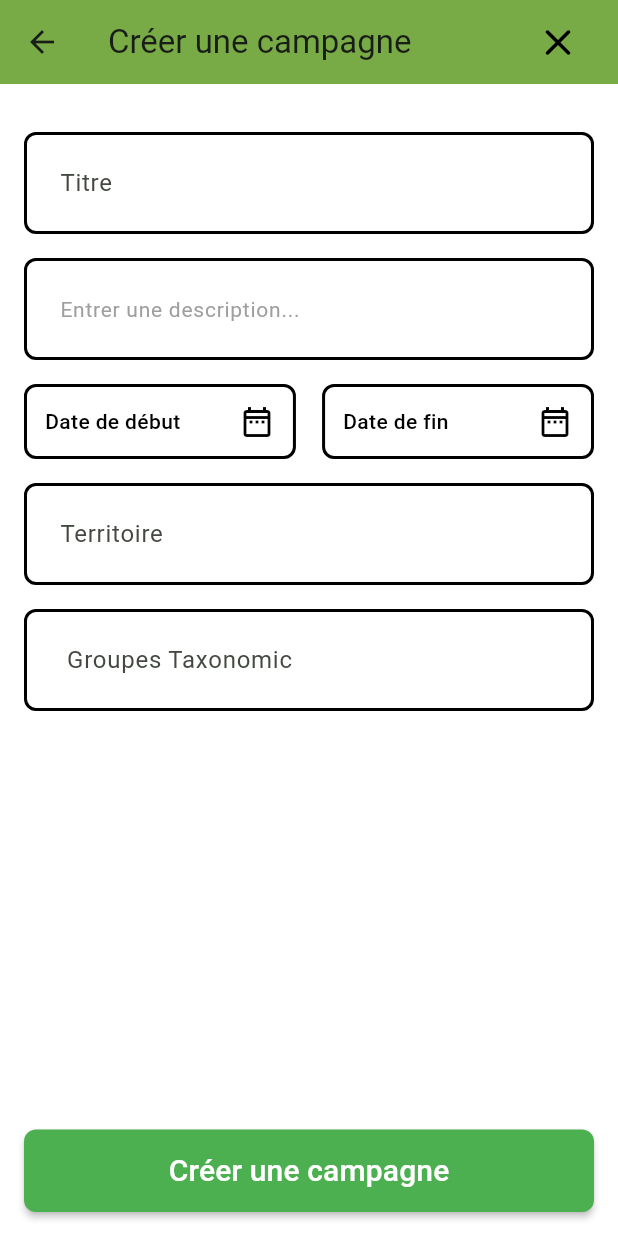
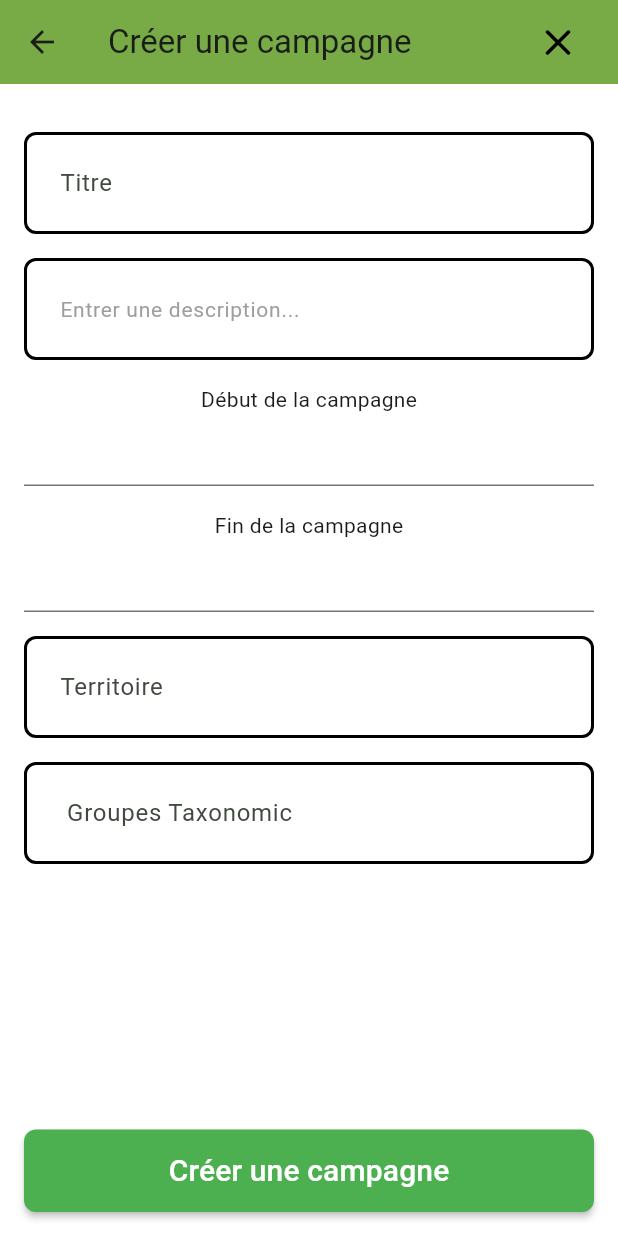
Before and after one commit to Fafary/MMM-Project, a Flutter app: the CampagneCreation screen opened by its route, on a phone screen of 412 x 824 dp. Run offline on Flutter 3.47's test engine with Material 2 defaults, Android fonts, the phone set to English and light mode, and no system bars; drawn by our look-alikes of datetime_picker_formfield; our stand-ins replace carousel_slider, cloud_firestore, firebase_auth, firebase_core, firebase_messaging, flutter_form_builder and 3 more; accounts and stored records are empty; Roboto replaces fonts that are missing (Outfit).

Commit message:
DatePicker Deux date pour création de campagne

```diff
--- a/lib/dir_campagne/campagne_screen.dart
+++ b/lib/dir_campagne/campagne_screen.dart
@@ -117,7 +117,7 @@ class CampaignScreenState extends State<CampaignScreen> {
                               ),
                             ),
                             Text(
-                              (widget.campagne.dateDebut as String?) ?? '01/01/2023',
+                              widget.campagne.dateDebut ?? '01/01/2023',
                               style: const TextStyle(
                                 fontFamily: 'Roboto',
                                 color: Colors.black,
@@ -138,7 +138,7 @@ class CampaignScreenState extends State<CampaignScreen> {
                               ),
                             ),
                             Text(
-                              (widget.campagne.dateFin as String?) ?? '01/31/2023',
+                              widget.campagne.dateFin ?? '01/31/2023',
                               style: const TextStyle(
                                 fontFamily: 'Roboto',
                                 color: Colors.black,
--- a/lib/dir_campagne/creation_campagne.dart
+++ b/lib/dir_campagne/creation_campagne.dart
@@ -1,11 +1,14 @@
 import 'dart:developer';
 
+import 'package:datetime_picker_formfield/datetime_picker_formfield.dart';
 import 'package:flutter/material.dart';
 import 'package:flutter_form_builder/flutter_form_builder.dart';
 import 'package:form_builder_validators/form_builder_validators.dart';
 
 import '../model/campagne_model.dart';
 import '../model/database.dart';
+
+import 'package:intl/intl.dart';
 
 class CampagneCreation extends StatefulWidget {
   const CampagneCreation({Key? key}) : super(key: key);
@@ -28,6 +31,9 @@ class CampagneCreationState extends State<CampagneCreation> {
 
   final DatabaseServices databaseServices = DatabaseServices();
 
+  DateTime dateDebutController = DateTime.now();
+  DateTime dateFinController = DateTime.now().add(const Duration(days: 1));
+
   @override
   void dispose() {
     titleController.dispose();
@@ -46,8 +52,7 @@ class CampagneCreationState extends State<CampagneCreation> {
   @override
   Widget build(BuildContext context) {
     return GestureDetector(
-      onTap: () =>
-      unfocusNode.canRequestFocus
+      onTap: () => unfocusNode.canRequestFocus
           ? FocusScope.of(context).requestFocus(unfocusNode)
           : FocusScope.of(context).unfocus(),
       child: Scaffold(
@@ -85,8 +90,7 @@ class CampagneCreationState extends State<CampagneCreation> {
                   children: [
                     FormBuilderTextField(
                       name: 'title',
-                      validator: FormBuilderValidators.required(
-                          errorText: 'Ce champ est obligatoire'),
+                      validator: FormBuilderValidators.required(errorText: 'Ce champ est obligatoire'),
                       controller: titleController,
                       focusNode: textFieldFocusNode1,
                       obscureText: false,
@@ -125,8 +129,7 @@ class CampagneCreationState extends State<CampagneCreation> {
                       padding: const EdgeInsets.fromLTRB(0, 16, 0, 0),
                       child: FormBuilderTextField(
                         name: 'description',
-                        validator: FormBuilderValidators.required(
-                            errorText: 'Ce champ est obligatoire'),
+                        validator: FormBuilderValidators.required(errorText: 'Ce champ est obligatoire'),
                         controller: descriptionController,
                         focusNode: textFieldFocusNode2,
                         obscureText: false,
@@ -163,80 +166,27 @@ class CampagneCreationState extends State<CampagneCreation> {
                     ),
                     Padding(
                       padding: const EdgeInsets.fromLTRB(0, 16, 0, 0),
-                      child: Row(
-                        mainAxisSize: MainAxisSize.max,
-                        mainAxisAlignment: MainAxisAlignment.spaceBetween,
+                      child: Column(
                         children: [
-                          Container(
-                            width: MediaQuery.of(context).size.width * 0.44,
-                            height: 50,
-                            decoration: BoxDecoration(
-                              borderRadius: BorderRadius.circular(8),
-                              border: Border.all(
-                                color: Colors.black,
-                                width: 2,
-                              ),
-                            ),
-                            child: const Padding(
-                              padding: EdgeInsets.fromLTRB(12, 5, 12, 5),
-                              child: Row(
-                                mainAxisSize: MainAxisSize.max,
-                                mainAxisAlignment: MainAxisAlignment.spaceBetween,
-                                children: [
-                                  Text(
-                                    'Date de début',
-                                    style: TextStyle(
-                                      fontFamily: 'Outfit',
-                                      color: Colors.black,
-                                      fontSize: 14,
-                                      fontWeight: FontWeight.w500,
-                                    ),
-                                  ),
-                                  Icon(
-                                    Icons.date_range_outlined,
-                                    color: Colors.black,
-                                    size: 24,
-                                  ),
-                                ],
-                              ),
-                            ),
+
+                          const Text('Début de la campagne'),
+                          BasicDateField(
+                            onDateChanged: (selectedDate) {
+                              setState(() {
+                                dateDebutController = selectedDate ?? DateTime.now();
+                              });
+                            },
+                            customFirstDate: DateTime.now(),
                           ),
-                          Container(
-                              width: MediaQuery
-                                  .of(context)
-                                  .size
-                                  .width * 0.44,
-                              height: 50,
-                              decoration: BoxDecoration(
-                                borderRadius: BorderRadius.circular(8),
-                                border: Border.all(
-                                  color: Colors.black,
-                                  width: 2,
-                                ),
-                              ),
-                              child: const Padding(
-                                padding: EdgeInsets.fromLTRB(12, 5, 12, 5),
-                                child: Row(
-                                  mainAxisSize: MainAxisSize.max,
-                                  mainAxisAlignment: MainAxisAlignment.spaceBetween,
-                                  children: [
-                                    Text(
-                                      'Date de fin',
-                                      style: TextStyle(
-                                        fontFamily: 'Outfit',
-                                        color: Colors.black,
-                                        fontSize: 14,
-                                        fontWeight: FontWeight.w500,
-                                      ),
-                                    ),
-                                    Icon(
-                                      Icons.date_range_outlined,
-                                      color: Colors.black,
-                                      size: 24,
-                                    ),
-                                  ],
-                                ),
-                              )
+                          const SizedBox(height: 16), // Adjust the spacing as needed
+                          const Text('Fin de la campagne'),
+                          BasicDateField(
+                            onDateChanged: (selectedDate) {
+                              setState(() {
+                                dateFinController = selectedDate ?? DateTime.now();
+                              });
+                            },
+                            customFirstDate: dateDebutController.add(const Duration(days: 1)),
                           ),
                         ],
                       ),
@@ -245,8 +195,7 @@ class CampagneCreationState extends State<CampagneCreation> {
                       padding: const EdgeInsets.fromLTRB(0, 16, 0, 0),
                       child: FormBuilderTextField(
                         name: 'nameTerritory',
-                        validator: FormBuilderValidators.required(
-                            errorText: 'Ce champ est obligatoire'),
+                        validator: FormBuilderValidators.required(errorText: 'Ce champ est obligatoire'),
                         controller: territoireController,
                         focusNode: textFieldFocusNode3,
                         obscureText: false,
@@ -288,8 +237,7 @@ class CampagneCreationState extends State<CampagneCreation> {
                         name: 'groupName',
                         controller: groupesController,
                         focusNode: textFieldFocusNode4,
-                        validator: FormBuilderValidators.required(
-                            errorText: 'Ce champ est obligatoire'),
+                        validator: FormBuilderValidators.required(errorText: 'Ce champ est obligatoire'),
                         decoration: InputDecoration(
                           labelText: ' Groupes Taxonomic',
                           hintText: 'Entrer des groupes taxonomic à identifier',
@@ -332,8 +280,8 @@ class CampagneCreationState extends State<CampagneCreation> {
 
                       final formData = {
                         'titre': titleController.text,
-                        //'dateDebut': dateDebutController.text,
-                        //'dateFin':dateFinController.text,
+                        'dateDebut': dateDebutController.toLocal().toString(),
+                        'dateFin': dateFinController.toLocal().toString(),
                         'description': descriptionController.text,
                         'territoire': territoireController.text,
                         'groupes': groupesController.text,
@@ -342,8 +290,8 @@ class CampagneCreationState extends State<CampagneCreation> {
                       // Créer un objet Campagne à partir des valeurs du formulaire
                       final campagne = Campagne(
                         titre: formData['titre'],
-                        //dateDebut: formData['dateDebut'],
-                        //dateFin: formData['dateFin'],
+                        dateDebut: formData['dateDebut'],
+                        dateFin: formData['dateFin'],
                         description: formData['description'],
                         territoire: formData['territoire'],
                         groupes: formData['groupes'],
@@ -387,3 +335,35 @@ class CampagneCreationState extends State<CampagneCreation> {
     );
   }
 }
+
+class BasicDateField extends StatelessWidget {
+  final DateFormat format = DateFormat("yyyy-MM-dd");
+  final void Function(DateTime?) onDateChanged;
+  final DateTime customFirstDate;
+
+  BasicDateField({
+    Key? key,
+    required this.onDateChanged,
+    required this.customFirstDate,
+  }) : super(key: key);
+
+  @override
+  Widget build(BuildContext context) {
+    return Column(
+      children: <Widget>[
+        DateTimeField(
+          format: format,
+          onShowPicker: (context, currentValue) {
+            return showDatePicker(
+              context: context,
+              firstDate: customFirstDate,
+              initialDate: currentValue ?? customFirstDate,
+              lastDate: DateTime(2100),
+            );
+          },
+          onChanged: onDateChanged,
+        ),
+      ],
+    );
+  }
+}
--- a/lib/dir_campagne/list_campagne.dart
+++ b/lib/dir_campagne/list_campagne.dart
@@ -100,7 +100,7 @@ class ListCampaignScreenState extends State<ListCampaignScreen> {
                       fontWeight: FontWeight.bold,
                     ),
                   ),
-                  SizedBox(width: 50),
+                  const SizedBox(width: 50),
                 ],
               ),
             ),
--- a/lib/dir_fiche/fiche_screen.dart
+++ b/lib/dir_fiche/fiche_screen.dart
@@ -74,7 +74,7 @@ class FicheWidgetState extends State<FicheWidget> {
                 Padding(
                   padding: const EdgeInsets.only(right: 16),
                   child: Container(
-                    decoration: BoxDecoration(
+                    decoration: const BoxDecoration(
                       color: Colors.white, // Couleur du conteneur
                     ),
                     child: Padding(
@@ -98,7 +98,7 @@ class FicheWidgetState extends State<FicheWidget> {
                 Padding(
                   padding: const EdgeInsets.only(right: 16),
                   child: Container(
-                    decoration: BoxDecoration(
+                    decoration: const BoxDecoration(
                       color: Colors.white, // Couleur du conteneur
                     ),
                     child: Padding(
@@ -150,7 +150,7 @@ class FicheWidgetState extends State<FicheWidget> {
                 Padding(
                   padding: const EdgeInsets.only(right: 16),
                   child: Container(
-                    decoration: BoxDecoration(
+                    decoration: const BoxDecoration(
                       color: Colors.white, // Couleur du conteneur
                     ),
                     child: Padding(
--- a/lib/model/campagne_model.dart
+++ b/lib/model/campagne_model.dart
@@ -128,8 +128,8 @@ class CampaignCardState extends State<CampaignCard> {
 
 class Campagne {
   String? titre;
-  DateTime? dateDebut;
-  DateTime? dateFin;
+  String? dateDebut;
+  String? dateFin;
   String? description;
   String? territoire;
   String? groupes;
--- a/lib/routes.dart
+++ b/lib/routes.dart
@@ -1,5 +1,6 @@
 import 'package:flutter/material.dart';
 
+import 'dir_campagne/campagne_screen.dart';
 import 'dir_campagne/creation_campagne.dart';
 import 'dir_campagne/list_campagne.dart';
 import 'dir_fiche/creation_fiche.dart';
@@ -13,6 +14,13 @@ final Map<String, WidgetBuilder> routes = {
   '/': (BuildContext context) => const MyHomePage(),
   '/login': (BuildContext context) => const LoginScreen(),
   '/list_campaign': (BuildContext context) => const ListCampaignScreen(),
+  '/campagne_screen': (BuildContext context) {
+    final args = ModalRoute
+        .of(context)!
+        .settings
+        .arguments as Campagne;
+    return CampaignScreen(campagne: args);
+  },
   '/create_campaign': (BuildContext context) => const CampagneCreation(),
   '/fiche_screen': (BuildContext context) {
     final args = ModalRoute
```
Also changed, not shown: lib/dir_fiche/creation_fiche.dart (+6 -8 lines), lib/home_screen.dart (+4 -7 lines).
